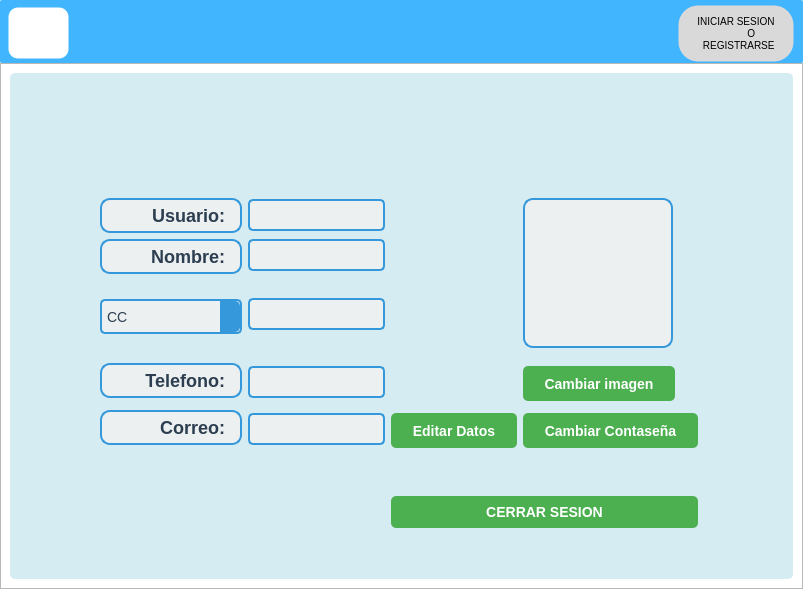
Old version of the form ui_files/mainwindow.ui in the repository Hrndz16/Simes.
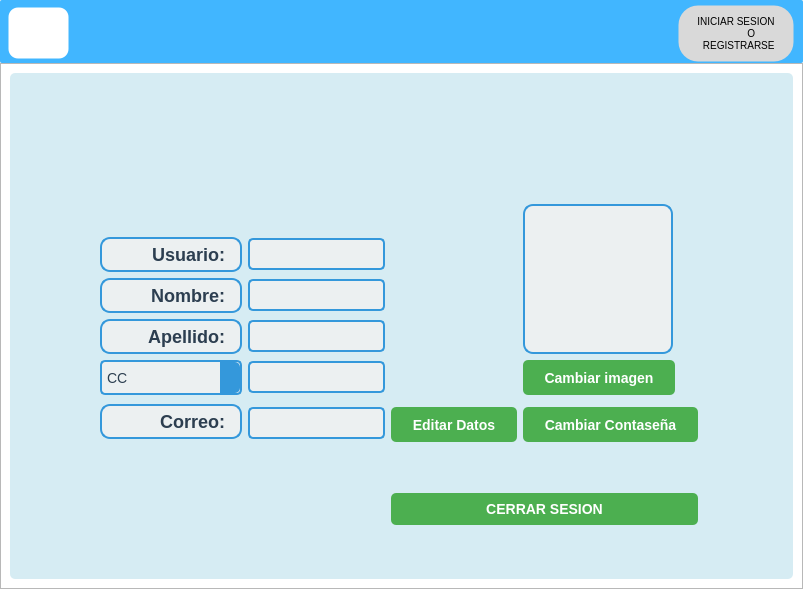
New version of the form. The open tabs and pages were chosen to show the change. Icons and pictures are not drawn.

Commit message: Correcion lineedit perfil

Patch:
```diff
--- a/ui_files/mainwindow.ui
+++ b/ui_files/mainwindow.ui
@@ -1858,304 +1858,7 @@
               <enum>QFrame::Raised</enum>
              </property>
              <layout class="QGridLayout" name="gridLayout_7">
-              <item row="2" column="3" alignment="Qt::AlignTop">
-               <widget class="QLineEdit" name="Correo_6">
-                <property name="inputMask">
-                 <string/>
-                </property>
-                <property name="readOnly">
-                 <bool>true</bool>
-                </property>
-               </widget>
-              </item>
-              <item row="7" column="1" rowspan="2" alignment="Qt::AlignRight">
-               <widget class="QLabel" name="label_correo_5">
-                <property name="minimumSize">
-                 <size>
-                  <width>142</width>
-                  <height>35</height>
-                 </size>
-                </property>
-                <property name="maximumSize">
-                 <size>
-                  <width>142</width>
-                  <height>35</height>
-                 </size>
-                </property>
-                <property name="font">
-                 <font>
-                  <family>Arial,sans-serif</family>
-                  <pointsize>-1</pointsize>
-                  <weight>75</weight>
-                  <bold>true</bold>
-                 </font>
-                </property>
-                <property name="layoutDirection">
-                 <enum>Qt::RightToLeft</enum>
-                </property>
-                <property name="styleSheet">
-                 <string notr="true">color: #2c3e50; /* Color del texto */
-    font-size: 18px; /* Tamaño de fuente */
-    font-weight: bold; /* Negrita */
-    font-family: Arial, sans-serif; /* Fuente */
-    background-color: #ecf0f1; /* Color de fondo */
-    border: 2px solid #3498db; /* Borde */
-    border-radius: 10px; /* Radio de borde */
-    padding: 5px 10px; /* Espaciado interno */</string>
-                </property>
-                <property name="text">
-                 <string>Correo:</string>
-                </property>
-                <property name="alignment">
-                 <set>Qt::AlignRight|Qt::AlignTrailing|Qt::AlignVCenter</set>
-                </property>
-               </widget>
-              </item>
-              <item row="2" column="0">
-               <spacer name="horizontalSpacer_10">
-                <property name="orientation">
-                 <enum>Qt::Horizontal</enum>
-                </property>
-                <property name="sizeHint" stdset="0">
-                 <size>
-                  <width>40</width>
-                  <height>20</height>
-                 </size>
-                </property>
-               </spacer>
-              </item>
-              <item row="9" column="1">
-               <spacer name="verticalSpacer_4">
-                <property name="orientation">
-                 <enum>Qt::Vertical</enum>
-                </property>
-                <property name="sizeHint" stdset="0">
-                 <size>
-                  <width>20</width>
-                  <height>40</height>
-                 </size>
-                </property>
-               </spacer>
-              </item>
-              <item row="1" column="6">
-               <spacer name="horizontalSpacer_11">
-                <property name="orientation">
-                 <enum>Qt::Horizontal</enum>
-                </property>
-                <property name="sizeHint" stdset="0">
-                 <size>
-                  <width>40</width>
-                  <height>20</height>
-                 </size>
-                </property>
-               </spacer>
-              </item>
-              <item row="6" column="3" alignment="Qt::AlignTop">
-               <widget class="QLineEdit" name="Correo_8">
-                <property name="inputMask">
-                 <string/>
-                </property>
-                <property name="text">
-                 <string/>
-                </property>
-                <property name="readOnly">
-                 <bool>true</bool>
-                </property>
-               </widget>
-              </item>
-              <item row="8" column="3" alignment="Qt::AlignTop">
-               <widget class="QLineEdit" name="Correo_9">
-                <property name="inputMask">
-                 <string/>
-                </property>
-                <property name="readOnly">
-                 <bool>true</bool>
-                </property>
-               </widget>
-              </item>
-              <item row="0" column="3">
-               <spacer name="verticalSpacer_9">
-                <property name="orientation">
-                 <enum>Qt::Vertical</enum>
-                </property>
-                <property name="sizeHint" stdset="0">
-                 <size>
-                  <width>20</width>
-                  <height>40</height>
-                 </size>
-                </property>
-               </spacer>
-              </item>
-              <item row="2" column="4">
-               <spacer name="horizontalSpacer_12">
-                <property name="orientation">
-                 <enum>Qt::Horizontal</enum>
-                </property>
-                <property name="sizeHint" stdset="0">
-                 <size>
-                  <width>40</width>
-                  <height>20</height>
-                 </size>
-                </property>
-               </spacer>
-              </item>
-              <item row="3" column="1" rowspan="2" alignment="Qt::AlignVCenter">
-               <widget class="QComboBox" name="comboBox_2">
-                <property name="minimumSize">
-                 <size>
-                  <width>142</width>
-                  <height>35</height>
-                 </size>
-                </property>
-                <property name="maximumSize">
-                 <size>
-                  <width>142</width>
-                  <height>35</height>
-                 </size>
-                </property>
-                <property name="layoutDirection">
-                 <enum>Qt::LeftToRight</enum>
-                </property>
-                <item>
-                 <property name="text">
-                  <string>CC</string>
-                 </property>
-                </item>
-                <item>
-                 <property name="text">
-                  <string>TI</string>
-                 </property>
-                </item>
-                <item>
-                 <property name="text">
-                  <string>CE</string>
-                 </property>
-                </item>
-                <item>
-                 <property name="text">
-                  <string>RC</string>
-                 </property>
-                </item>
-               </widget>
-              </item>
-              <item row="5" column="1" rowspan="2">
-               <widget class="QLabel" name="label_2">
-                <property name="minimumSize">
-                 <size>
-                  <width>142</width>
-                  <height>35</height>
-                 </size>
-                </property>
-                <property name="maximumSize">
-                 <size>
-                  <width>142</width>
-                  <height>35</height>
-                 </size>
-                </property>
-                <property name="styleSheet">
-                 <string notr="true">color: #2c3e50; /* Color del texto */
-    font-size: 18px; /* Tamaño de fuente */
-    font-weight: bold; /* Negrita */
-    font-family: Arial, sans-serif; /* Fuente */
-    background-color: #ecf0f1; /* Color de fondo */
-    border: 2px solid #3498db; /* Borde */
-    border-radius: 10px; /* Radio de borde */
-    padding: 5px 10px; /* Espaciado interno */</string>
-                </property>
-                <property name="text">
-                 <string>Telefono:</string>
-                </property>
-                <property name="alignment">
-                 <set>Qt::AlignRight|Qt::AlignTrailing|Qt::AlignVCenter</set>
-                </property>
-               </widget>
-              </item>
-              <item row="2" column="1">
-               <widget class="QLabel" name="label_correo_4">
-                <property name="minimumSize">
-                 <size>
-                  <width>142</width>
-                  <height>35</height>
-                 </size>
-                </property>
-                <property name="maximumSize">
-                 <size>
-                  <width>142</width>
-                  <height>35</height>
-                 </size>
-                </property>
-                <property name="font">
-                 <font>
-                  <family>Arial,sans-serif</family>
-                  <pointsize>-1</pointsize>
-                  <weight>75</weight>
-                  <bold>true</bold>
-                 </font>
-                </property>
-                <property name="layoutDirection">
-                 <enum>Qt::LeftToRight</enum>
-                </property>
-                <property name="styleSheet">
-                 <string notr="true">color: #2c3e50; /* Color del texto */
-    font-size: 18px; /* Tamaño de fuente */
-    font-weight: bold; /* Negrita */
-    font-family: Arial, sans-serif; /* Fuente */
-    background-color: #ecf0f1; /* Color de fondo */
-    border: 2px solid #3498db; /* Borde */
-    border-radius: 10px; /* Radio de borde */
-    padding: 5px 10px; /* Espaciado interno */</string>
-                </property>
-                <property name="text">
-                 <string>Nombre:</string>
-                </property>
-                <property name="alignment">
-                 <set>Qt::AlignRight|Qt::AlignTrailing|Qt::AlignVCenter</set>
-                </property>
-               </widget>
-              </item>
-              <item row="1" column="1">
-               <widget class="QLabel" name="Label_usuario">
-                <property name="minimumSize">
-                 <size>
-                  <width>142</width>
-                  <height>35</height>
-                 </size>
-                </property>
-                <property name="maximumSize">
-                 <size>
-                  <width>142</width>
-                  <height>35</height>
-                 </size>
-                </property>
-                <property name="layoutDirection">
-                 <enum>Qt::LeftToRight</enum>
-                </property>
-                <property name="styleSheet">
-                 <string notr="true">color: #2c3e50; /* Color del texto */
-    font-size: 18px; /* Tamaño de fuente */
-    font-weight: bold; /* Negrita */
-    font-family: Arial, sans-serif; /* Fuente */
-    background-color: #ecf0f1; /* Color de fondo */
-    border: 2px solid #3498db; /* Borde */
-    border-radius: 10px; /* Radio de borde */
-    padding: 5px 10px; /* Espaciado interno */</string>
-                </property>
-                <property name="text">
-                 <string>Usuario:</string>
-                </property>
-                <property name="alignment">
-                 <set>Qt::AlignRight|Qt::AlignTrailing|Qt::AlignVCenter</set>
-                </property>
-               </widget>
-              </item>
-              <item row="1" column="3">
-               <widget class="QLineEdit" name="Line_tipoUsuario">
-                <property name="readOnly">
-                 <bool>true</bool>
-                </property>
-               </widget>
-              </item>
-              <item row="9" column="4" colspan="2">
+              <item row="10" column="4" colspan="2">
                <widget class="QPushButton" name="Boto_cerrarsesion">
                 <property name="text">
                  <string>CERRAR SESION</string>
@@ -2175,7 +1878,125 @@
                 </property>
                </widget>
               </item>
-              <item row="1" column="5" rowspan="3">
+              <item row="2" column="4">
+               <spacer name="horizontalSpacer_12">
+                <property name="orientation">
+                 <enum>Qt::Horizontal</enum>
+                </property>
+                <property name="sizeHint" stdset="0">
+                 <size>
+                  <width>40</width>
+                  <height>20</height>
+                 </size>
+                </property>
+               </spacer>
+              </item>
+              <item row="9" column="3" alignment="Qt::AlignTop">
+               <widget class="QLineEdit" name="perfil_correo">
+                <property name="inputMask">
+                 <string/>
+                </property>
+                <property name="readOnly">
+                 <bool>true</bool>
+                </property>
+               </widget>
+              </item>
+              <item row="0" column="3">
+               <spacer name="verticalSpacer_9">
+                <property name="orientation">
+                 <enum>Qt::Vertical</enum>
+                </property>
+                <property name="sizeHint" stdset="0">
+                 <size>
+                  <width>20</width>
+                  <height>40</height>
+                 </size>
+                </property>
+               </spacer>
+              </item>
+              <item row="10" column="1">
+               <spacer name="verticalSpacer_4">
+                <property name="orientation">
+                 <enum>Qt::Vertical</enum>
+                </property>
+                <property name="sizeHint" stdset="0">
+                 <size>
+                  <width>20</width>
+                  <height>40</height>
+                 </size>
+                </property>
+               </spacer>
+              </item>
+              <item row="8" column="1" rowspan="2" alignment="Qt::AlignRight">
+               <widget class="QLabel" name="label_correo_5">
+                <property name="minimumSize">
+                 <size>
+                  <width>142</width>
+                  <height>35</height>
+                 </size>
+                </property>
+                <property name="maximumSize">
+                 <size>
+                  <width>142</width>
+                  <height>35</height>
+                 </size>
+                </property>
+                <property name="font">
+                 <font>
+                  <family>Arial,sans-serif</family>
+                  <pointsize>-1</pointsize>
+                  <weight>75</weight>
+                  <bold>true</bold>
+                 </font>
+                </property>
+                <property name="layoutDirection">
+                 <enum>Qt::RightToLeft</enum>
+                </property>
+                <property name="styleSheet">
+                 <string notr="true">color: #2c3e50; /* Color del texto */
+    font-size: 18px; /* Tamaño de fuente */
+    font-weight: bold; /* Negrita */
+    font-family: Arial, sans-serif; /* Fuente */
+    background-color: #ecf0f1; /* Color de fondo */
+    border: 2px solid #3498db; /* Borde */
+    border-radius: 10px; /* Radio de borde */
+    padding: 5px 10px; /* Espaciado interno */</string>
+                </property>
+                <property name="text">
+                 <string>Correo:</string>
+                </property>
+                <property name="alignment">
+                 <set>Qt::AlignRight|Qt::AlignTrailing|Qt::AlignVCenter</set>
+                </property>
+               </widget>
+              </item>
+              <item row="1" column="6">
+               <spacer name="horizontalSpacer_11">
+                <property name="orientation">
+                 <enum>Qt::Horizontal</enum>
+                </property>
+                <property name="sizeHint" stdset="0">
+                 <size>
+                  <width>40</width>
+                  <height>20</height>
+                 </size>
+                </property>
+               </spacer>
+              </item>
+              <item row="2" column="0">
+               <spacer name="horizontalSpacer_10">
+                <property name="orientation">
+                 <enum>Qt::Horizontal</enum>
+                </property>
+                <property name="sizeHint" stdset="0">
+                 <size>
+                  <width>40</width>
+                  <height>20</height>
+                 </size>
+                </property>
+               </spacer>
+              </item>
+              <item row="1" column="5" rowspan="4">
                <widget class="QLabel" name="Foto_usuario">
                 <property name="minimumSize">
                  <size>
@@ -2207,31 +2028,21 @@
                 </property>
                </widget>
               </item>
-              <item row="3" column="3" alignment="Qt::AlignVCenter">
-               <widget class="QLineEdit" name="Correo_7">
-                <property name="inputMask">
-                 <string/>
-                </property>
-                <property name="readOnly">
-                 <bool>true</bool>
-                </property>
-               </widget>
-              </item>
-              <item row="8" column="5">
+              <item row="9" column="5">
                <widget class="QToolButton" name="Boton_cambiarContra">
                 <property name="text">
                  <string>Cambiar Contaseña</string>
                 </property>
                </widget>
               </item>
-              <item row="8" column="4" alignment="Qt::AlignRight">
+              <item row="9" column="4" alignment="Qt::AlignRight">
                <widget class="QToolButton" name="Boton_EditarDatos">
                 <property name="text">
                  <string>Editar Datos</string>
                 </property>
                </widget>
               </item>
-              <item row="6" column="5" colspan="2">
+              <item row="7" column="5" colspan="2">
                <widget class="QToolButton" name="Boton_CambiarFoto">
                 <property name="styleSheet">
                  <string notr="true"># Estilos para QToolButton
@@ -2268,6 +2079,195 @@
                 </property>
                </widget>
               </item>
+              <item row="7" column="1">
+               <widget class="QComboBox" name="comboBox_2">
+                <property name="minimumSize">
+                 <size>
+                  <width>142</width>
+                  <height>35</height>
+                 </size>
+                </property>
+                <property name="maximumSize">
+                 <size>
+                  <width>142</width>
+                  <height>35</height>
+                 </size>
+                </property>
+                <property name="layoutDirection">
+                 <enum>Qt::LeftToRight</enum>
+                </property>
+                <item>
+                 <property name="text">
+                  <string>CC</string>
+                 </property>
+                </item>
+                <item>
+                 <property name="text">
+                  <string>TI</string>
+                 </property>
+                </item>
+                <item>
+                 <property name="text">
+                  <string>CE</string>
+                 </property>
+                </item>
+                <item>
+                 <property name="text">
+                  <string>RC</string>
+                 </property>
+                </item>
+               </widget>
+              </item>
+              <item row="7" column="3">
+               <widget class="QLineEdit" name="perfil_cedula">
+                <property name="inputMask">
+                 <string/>
+                </property>
+                <property name="readOnly">
+                 <bool>true</bool>
+                </property>
+               </widget>
+              </item>
+              <item row="4" column="1">
+               <widget class="QLabel" name="label_2">
+                <property name="minimumSize">
+                 <size>
+                  <width>142</width>
+                  <height>35</height>
+                 </size>
+                </property>
+                <property name="maximumSize">
+                 <size>
+                  <width>142</width>
+                  <height>35</height>
+                 </size>
+                </property>
+                <property name="styleSheet">
+                 <string notr="true">color: #2c3e50; /* Color del texto */
+    font-size: 18px; /* Tamaño de fuente */
+    font-weight: bold; /* Negrita */
+    font-family: Arial, sans-serif; /* Fuente */
+    background-color: #ecf0f1; /* Color de fondo */
+    border: 2px solid #3498db; /* Borde */
+    border-radius: 10px; /* Radio de borde */
+    padding: 5px 10px; /* Espaciado interno */</string>
+                </property>
+                <property name="text">
+                 <string>Apellido:</string>
+                </property>
+                <property name="alignment">
+                 <set>Qt::AlignRight|Qt::AlignTrailing|Qt::AlignVCenter</set>
+                </property>
+               </widget>
+              </item>
+              <item row="4" column="3">
+               <widget class="QLineEdit" name="perfil_apellido">
+                <property name="inputMask">
+                 <string/>
+                </property>
+                <property name="text">
+                 <string/>
+                </property>
+                <property name="readOnly">
+                 <bool>true</bool>
+                </property>
+               </widget>
+              </item>
+              <item row="3" column="1">
+               <widget class="QLabel" name="label_correo_4">
+                <property name="minimumSize">
+                 <size>
+                  <width>142</width>
+                  <height>35</height>
+                 </size>
+                </property>
+                <property name="maximumSize">
+                 <size>
+                  <width>142</width>
+                  <height>35</height>
+                 </size>
+                </property>
+                <property name="font">
+                 <font>
+                  <family>Arial,sans-serif</family>
+                  <pointsize>-1</pointsize>
+                  <weight>75</weight>
+                  <bold>true</bold>
+                 </font>
+                </property>
+                <property name="layoutDirection">
+                 <enum>Qt::LeftToRight</enum>
+                </property>
+                <property name="styleSheet">
+                 <string notr="true">color: #2c3e50; /* Color del texto */
+    font-size: 18px; /* Tamaño de fuente */
+    font-weight: bold; /* Negrita */
+    font-family: Arial, sans-serif; /* Fuente */
+    background-color: #ecf0f1; /* Color de fondo */
+    border: 2px solid #3498db; /* Borde */
+    border-radius: 10px; /* Radio de borde */
+    padding: 5px 10px; /* Espaciado interno */</string>
+                </property>
+                <property name="text">
+                 <string>Nombre:</string>
+                </property>
+                <property name="alignment">
+                 <set>Qt::AlignRight|Qt::AlignTrailing|Qt::AlignVCenter</set>
+                </property>
+               </widget>
+              </item>
+              <item row="3" column="3">
+               <widget class="QLineEdit" name="perfil_nombre">
+                <property name="inputMask">
+                 <string/>
+                </property>
+                <property name="readOnly">
+                 <bool>true</bool>
+                </property>
+               </widget>
+              </item>
+              <item row="2" column="1">
+               <widget class="QLabel" name="Label_usuario">
+                <property name="minimumSize">
+                 <size>
+                  <width>142</width>
+                  <height>35</height>
+                 </size>
+                </property>
+                <property name="maximumSize">
+                 <size>
+                  <width>142</width>
+                  <height>35</height>
+                 </size>
+                </property>
+                <property name="layoutDirection">
+                 <enum>Qt::LeftToRight</enum>
+                </property>
+                <property name="styleSheet">
+                 <string notr="true">color: #2c3e50; /* Color del texto */
+    font-size: 18px; /* Tamaño de fuente */
+    font-weight: bold; /* Negrita */
+    font-family: Arial, sans-serif; /* Fuente */
+    background-color: #ecf0f1; /* Color de fondo */
+    border: 2px solid #3498db; /* Borde */
+    border-radius: 10px; /* Radio de borde */
+    padding: 5px 10px; /* Espaciado interno */</string>
+                </property>
+                <property name="text">
+                 <string>Usuario:</string>
+                </property>
+                <property name="alignment">
+                 <set>Qt::AlignRight|Qt::AlignTrailing|Qt::AlignVCenter</set>
+                </property>
+               </widget>
+              </item>
+              <item row="2" column="3">
+               <widget class="QLineEdit" name="Line_tipoUsuario">
+                <property name="readOnly">
+                 <bool>true</bool>
+                </property>
+               </widget>
+              </item>
              </layout>
              <zorder>comboBox_2</zorder>
              <zorder>label_2</zorder>
```
Left out of the diff: 24 changed lines with no effect on the pictures. The commit also changes 5 other files.
